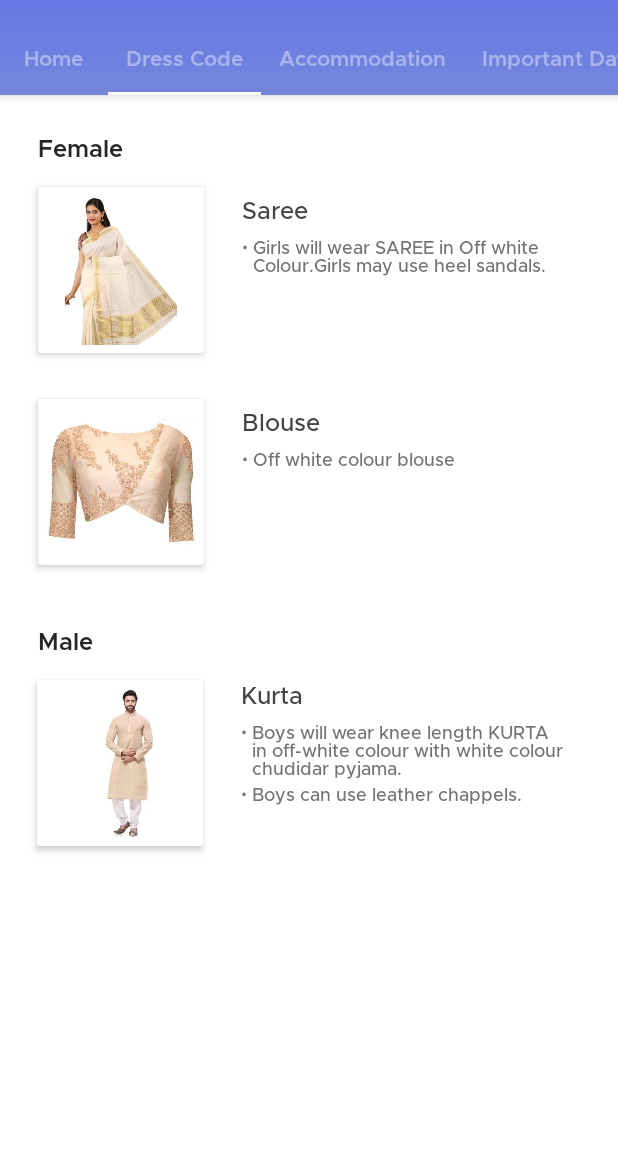
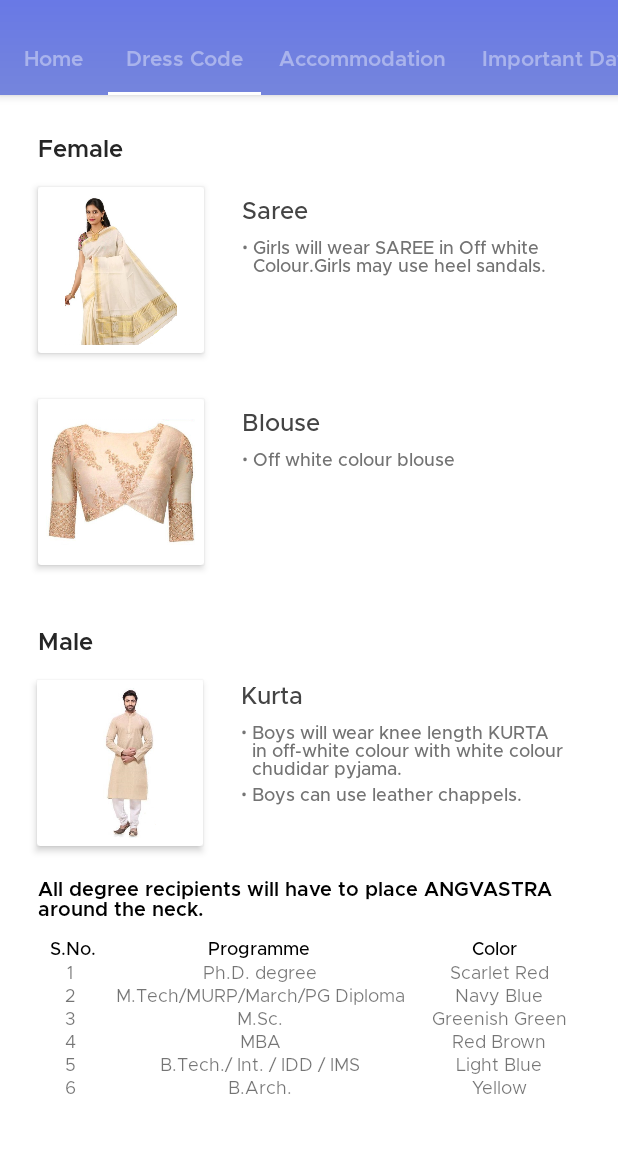
Before and after one commit to mdg-iitr/convocation-android, an Android app: the screen it shows after launch (MainActivity), tab 2 chosen, on a phone screen of 412 x 824 dp, the part 73-1226 px from its top. Run offline under Robolectric (Android 15) with nearby library versions, the phone set to English and light mode, and no system bars; our stand-ins replace CircleImageView, Picasso, RxJava; network calls fail; pictures from the network do not load.

Commit message:
Firse naam change kar diye

```diff
--- a/app/src/main/res/layout/fragment_dresscode.xml
+++ b/app/src/main/res/layout/fragment_dresscode.xml
@@ -183,7 +183,7 @@
             <RelativeLayout
                 android:id="@+id/wrapper_wrapper_wrapper"
                 android:layout_width="match_parent"
-                android:layout_height="match_parent"
+                android:layout_height="wrap_content"
                 android:layout_below="@+id/male_tag">
 
                 <android.support.v7.widget.CardView
--- a/app/src/main/res/values/strings.xml
+++ b/app/src/main/res/values/strings.xml
@@ -15,8 +15,8 @@
     <string name="section_format">Hello World from section: %1$d</string>
     <string name="action_maps">Maps</string>
     <string name="action_feedback">Feedback</string>
-    <string name="B.Tech">B.Tech &amp; IDD</string>
-    <string name="mTech">M.Tech</string>
+    <string name="B.Tech">UG</string>
+    <string name="mTech">PG</string>
     <string name="phd">Ph.D.</string>
     <string name="management">Management</string>
     <string name="name">Name</string>
```
